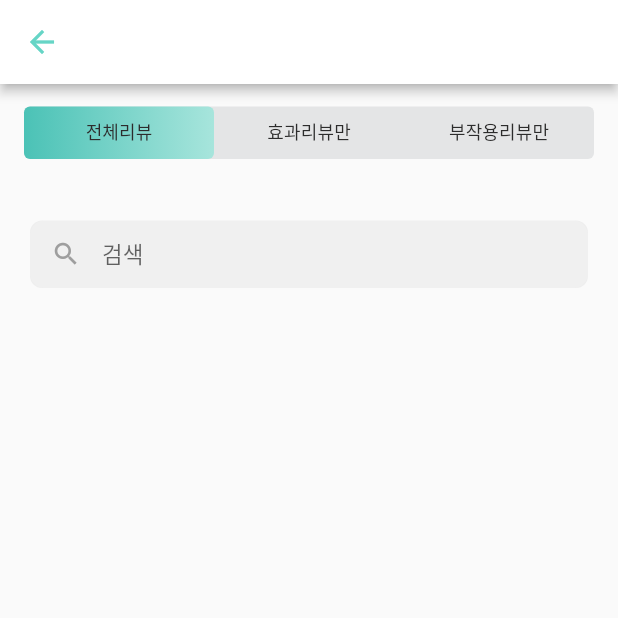
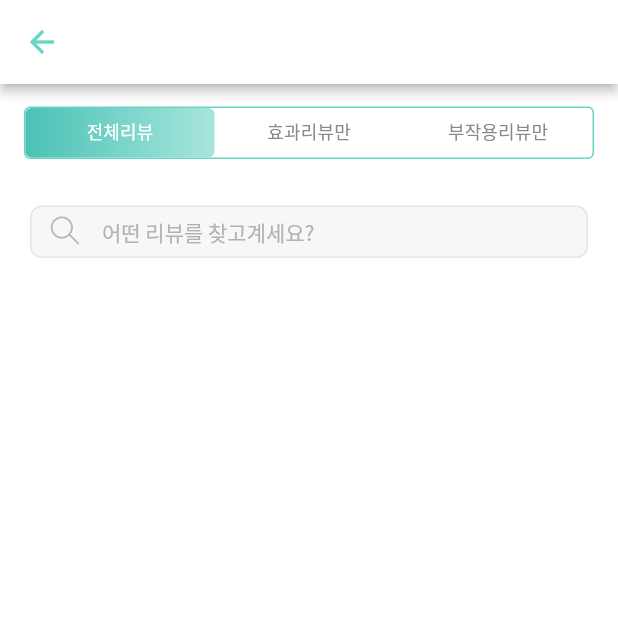
Before and after one commit to Semodrug/semo_ver2, a Flutter app: the AllReview screen opened directly with empty values, on a phone screen of 412 x 824 dp, the top half of it. Run offline on Flutter 3.47's test engine with Material 2 defaults, Android fonts, the phone set to English and light mode, and no system bars; our stand-ins replace cloud_firestore, firebase_auth, firebase_core, firebase_storage, fl_chart, flutter_datetime_picker and 8 more; missing offline and left inert: app_settings, dynamic_text_highlighting, firebase_ml_vision; accounts and stored records are empty.

Commit message:
[UPDATE] custom tap bar

```diff
--- a/lib/review/all_review.dart
+++ b/lib/review/all_review.dart
@@ -67,9 +67,8 @@ class _AllReveiewState extends State<AllReview> {
     return StreamProvider<List<Review>>.value(
       value: ReviewService().getReviews(widget.drugItemSeq),
       child: Scaffold(
-        appBar:
-        //_appbar(context),
-        CustomAppBarWithGoToBack(_shortenName(widget.itemName), Icon(Icons.arrow_back), 3),
+        appBar: CustomAppBarWithGoToBack(_shortenName(widget.itemName), Icon(Icons.arrow_back), 3),
+          backgroundColor: gray0_white,
 //      body: topOfReview(context),
         body: CustomScrollView(
           slivers: [
@@ -203,15 +202,20 @@ class _AllReveiewState extends State<AllReview> {
         child: Column(
           children: [
             Padding(
-              padding: const EdgeInsets.symmetric(vertical: 15.0, horizontal: 16),
+              padding: const EdgeInsets.fromLTRB(16,15,16,5),
               child: Container(
                 height: 35,
                 decoration: BoxDecoration(
-                  color: gray75,
+                  border: Border.all(
+                    color: primary300_main
+                  ),
+                  // color: gray75,
+                    color: gray0_white,
                   borderRadius: BorderRadius.all(Radius.circular(4))
                 ),
                 child: TabBar(
-                  unselectedLabelColor: Colors.redAccent,
+                  unselectedLabelColor: gray500,
+                  labelColor: gray0_white,
                   indicatorSize: TabBarIndicatorSize.tab,
                   indicator: BoxDecoration(
                       gradient: LinearGradient(
@@ -229,15 +233,24 @@ class _AllReveiewState extends State<AllReview> {
                       .caption
                       .copyWith( color: gray500),
                   tabs: [
+                    // Tab(
+                    //   child: Align(
+                    //     alignment: Alignment.center,
+                    //     child: Text("APPS"),
+                    //   ),
+                    // ),
                     Tab(child: Text('전체리뷰',
-                      style: Theme.of(context).textTheme.subtitle2
-                          .copyWith(color: gray750_activated, fontSize: 12))),
+                      // style: Theme.of(context).textTheme.subtitle2
+                      //     .copyWith(color: gray750_activated, fontSize: 12)
+                    )),
                     Tab(child: Text('효과리뷰만',
-                        style: Theme.of(context).textTheme.subtitle2
-                        .copyWith(color: gray750_activated, fontSize: 12))),
+                        // style: Theme.of(context).textTheme.subtitle2
+                        // .copyWith(color: gray750_activated, fontSize: 12)
+                    )),
                     Tab(child: Text('부작용리뷰만',
-                        style: Theme.of(context).textTheme.subtitle2
-                            .copyWith(color: gray750_activated, fontSize: 12))),
+                        // style: Theme.of(context).textTheme.subtitle2
+                        //     .copyWith(color: gray750_activated, fontSize: 12)
+                    )),
                   ],
                     // indicator: CustomTabIndicator()
                 ),
@@ -278,6 +291,7 @@ class _AllReveiewState extends State<AllReview> {
   Widget _underTab(String filter) {
     return Container(
         //key: _key1,
+      //TODO!!!!!!!!!!!!!
         height: 5000,
         //height: MediaQuery.of(context).size.height-500,
         child: Column(
@@ -305,10 +319,8 @@ class _AllReveiewState extends State<AllReview> {
                             Drug drug = snapshot.data;
                             return Text(
                                 "리뷰 " + drug.numOfReviews.toStringAsFixed(0) + "개",
-                                style: TextStyle(
-                                  fontSize: 16.5,
-                                  fontWeight: FontWeight.bold,
-                                ));
+                                style: Theme.of(context).textTheme.headline5.copyWith(color: gray750_activated,fontSize: 14)
+                            );
                           } else
                             return Container();
                         }),
@@ -333,18 +345,144 @@ class _AllReveiewState extends State<AllReview> {
         ));
   }
 
+//   Widget _searchBar() {
+//     return Padding(
+//       padding: const EdgeInsets.symmetric(horizontal: 20),
+//       child: Container(
+// //        width: 370,
+// //        width: MediaQuery.of(context).size.width*0.9,
+//         height: 45,
+//         margin: EdgeInsets.fromLTRB(0, 10, 0, 10),
+//         decoration: BoxDecoration(
+//           borderRadius: BorderRadius.all(Radius.circular(8.0)),
+//           color: Colors.grey[200],
+//         ),
+//         child: Row(
+//           children: [
+//             Expanded(
+//                 flex: 5,
+//                 child: TextField(
+//                   focusNode: focusNode,
+//                   style: TextStyle(fontSize: 15),
+// //                  autofocus: true,
+//                   controller: _filter,
+//                   decoration: InputDecoration(
+//                       fillColor: Colors.white12,
+//                       filled: true,
+//                       prefixIcon:  SizedBox(
+//                         height: 10,
+//                         width: 10,
+//                         child: Padding(
+//                           padding: const EdgeInsets.only(top:4.0, bottom: 4),
+//                           child: Image.asset('assets/icons/search_grey.png'),
+//                         ),
+//                       ),
+// //                      suffixIcon: focusNode.hasFocus
+// //                          ? IconButton(
+// //                        icon: Icon(Icons.cancel, size: 20),
+// //                        onPressed: () {
+// //                          setState(() {
+// //                            _filter.clear();
+// //                            _searchText = "";
+// //                          });
+// //                        },
+// //                      )
+// //                          : Container(),
+//                       hintText: '검색',
+//                       contentPadding: EdgeInsets.zero,
+//                       labelStyle: TextStyle(color: Colors.grey),
+//                       focusedBorder: OutlineInputBorder(
+//                           borderRadius: BorderRadius.all(Radius.circular(10)),
+//                           borderSide: BorderSide(color: Colors.transparent)),
+//                       enabledBorder: OutlineInputBorder(
+//                           borderRadius: BorderRadius.all(Radius.circular(10)),
+//                           borderSide: BorderSide(color: Colors.transparent)),
+//                       border: OutlineInputBorder(
+//                           borderRadius: BorderRadius.all(Radius.circular(10)),
+//                           borderSide: BorderSide(color: Colors.transparent))),
+//                 )),
+// //            focusNode.hasFocus
+// //                ? Expanded(
+// //              child: FlatButton(
+// //                child: Text(
+// //                  'clear',
+// //                  style: TextStyle(fontSize: 13),
+// //                ),
+// //                onPressed: () {
+// //                  setState(() {
+// //                    _filter.clear();
+// //                    _searchText = "";
+// //                    focusNode.unfocus();
+// //                  });
+// //                },
+// //              ),
+// //            )
+// //                : Expanded(
+// //              flex: 0,
+// //              child: Container(),
+// //            )
+//           ],
+//         ),
+//       ),
+//     );
+//   }
+
+
   Widget _searchBar() {
+    // return Center(
+    //   child: Column(
+    //     children: [
+    //       Container(
+    //         margin: EdgeInsets.fromLTRB(20, 12, 20, 0),
+    //         child: SizedBox(
+    //             height: 35,
+    //             child: FlatButton(
+    //               child: Row(
+    //                 mainAxisAlignment: MainAxisAlignment.start,
+    //                 children: [
+    //                   Icon(Icons.search, size: 20),
+    //                   Padding(
+    //                     padding:
+    //                     const EdgeInsets.symmetric(horizontal: 10.0),
+    //                     child: Text(
+    //                       "어떤 약정보를 찾고 계세요?",
+    //                       style: Theme.of(context).textTheme.bodyText2,
+    //                     ),
+    //                   ),
+    //                 ],
+    //               ),
+    //               // onPressed: () {
+    //               //   Navigator.push(
+    //               //       context,
+    //               //       MaterialPageRoute(
+    //               //           builder: (BuildContext context) =>
+    //               //               SearchHighlightingScreen(
+    //               //                   infoEE: infoEE,
+    //               //                   infoNB: infoNB,
+    //               //                   infoUD: infoUD,
+    //               //                   storage: storage,
+    //               //                   entp_name: entpName)));
+    //               // },
+    //               textColor: gray300_inactivated,
+    //               color: gray50,
+    //               shape: OutlineInputBorder(
+    //                   borderSide: BorderSide(
+    //                       style: BorderStyle.solid,
+    //                       width: 1.0,
+    //                       color: gray200),
+    //                   borderRadius: BorderRadius.circular(8.0)),
+    //             )),
+    //       ),
+    //       SizedBox(height: 10)
+    //     ],
+    //   ),
+    // );
+
     return Padding(
       padding: const EdgeInsets.symmetric(horizontal: 20),
       child: Container(
-//        width: 370,
-//        width: MediaQuery.of(context).size.width*0.9,
-        height: 45,
+        height: 35,
         margin: EdgeInsets.fromLTRB(0, 10, 0, 10),
-        decoration: BoxDecoration(
-          borderRadius: BorderRadius.all(Radius.circular(8.0)),
-          color: Colors.grey[200],
-        ),
         child: Row(
           children: [
             Expanded(
@@ -355,62 +493,46 @@ class _AllReveiewState extends State<AllReview> {
 //                  autofocus: true,
                   controller: _filter,
                   decoration: InputDecoration(
-                      fillColor: Colors.white12,
+                      fillColor: gray50,
                       filled: true,
-                      prefixIcon: Icon(
-                        Icons.search,
-                        color: Colors.grey,
-                        size: 20,
+                      prefixIcon:  SizedBox(
+                        height: 10,
+                        width: 10,
+                        child: Padding(
+                          padding: const EdgeInsets.only(top:4.0, bottom: 4),
+                          child: Image.asset('assets/icons/search_grey.png'),
+                        ),
                       ),
-//                      suffixIcon: focusNode.hasFocus
-//                          ? IconButton(
-//                        icon: Icon(Icons.cancel, size: 20),
-//                        onPressed: () {
-//                          setState(() {
-//                            _filter.clear();
-//                            _searchText = "";
-//                          });
-//                        },
-//                      )
-//                          : Container(),
-                      hintText: '검색',
+
+                      //     ImageIcon(
+                      //     AssetImage('assets/icons/search_grey.png'),
+                      // // color: primary400_line,
+                      //     ),
+                      hintText: '어떤 리뷰를 찾고계세요?',
+                      hintStyle: Theme.of(context).textTheme.bodyText2.copyWith(
+                        color: gray300_inactivated,
+                      ),
                       contentPadding: EdgeInsets.zero,
                       labelStyle: TextStyle(color: Colors.grey),
                       focusedBorder: OutlineInputBorder(
-                          borderRadius: BorderRadius.all(Radius.circular(10)),
-                          borderSide: BorderSide(color: Colors.transparent)),
+                          borderRadius: BorderRadius.all(Radius.circular(8)),
+                          borderSide: BorderSide(color: gray75)),
                       enabledBorder: OutlineInputBorder(
-                          borderRadius: BorderRadius.all(Radius.circular(10)),
-                          borderSide: BorderSide(color: Colors.transparent)),
+                          borderRadius: BorderRadius.all(Radius.circular(8)),
+                          borderSide: BorderSide(color: gray75)),
                       border: OutlineInputBorder(
-                          borderRadius: BorderRadius.all(Radius.circular(10)),
-                          borderSide: BorderSide(color: Colors.transparent))),
+                          borderSide: BorderSide(
+                              style: BorderStyle.solid,
+                              width: 1.0,
+                              color: gray75),
+                          borderRadius: BorderRadius.circular(8.0))),
                 )),
-//            focusNode.hasFocus
-//                ? Expanded(
-//              child: FlatButton(
-//                child: Text(
-//                  'clear',
-//                  style: TextStyle(fontSize: 13),
-//                ),
-//                onPressed: () {
-//                  setState(() {
-//                    _filter.clear();
-//                    _searchText = "";
-//                    focusNode.unfocus();
-//                  });
-//                },
-//              ),
-//            )
-//                : Expanded(
-//              flex: 0,
-//              child: Container(),
-//            )
           ],
         ),
       ),
     );
   }
+
 
 /*Widget _buildBody(BuildContext context) {
     // TODO: get actual snapshot from Cloud Firestore
--- a/lib/review/drug_info.dart
+++ b/lib/review/drug_info.dart
@@ -1091,11 +1091,19 @@ class _ReviewPageState extends State<ReviewPage> {
                   decoration: InputDecoration(
                       fillColor: gray50,
                       filled: true,
-                      prefixIcon: Icon(
-                        Icons.search,
-                        color: Colors.grey,
-                        size: 20,
+                      prefixIcon:  SizedBox(
+                        height: 10,
+                        width: 10,
+                        child: Padding(
+                          padding: const EdgeInsets.only(top:4.0, bottom: 4),
+                          child: Image.asset('assets/icons/search_grey.png'),
+                        ),
                       ),
+
+                  //     ImageIcon(
+                  //     AssetImage('assets/icons/search_grey.png'),
+                  // // color: primary400_line,
+                  //     ),
                       hintText: '어떤 리뷰를 찾고계세요?',
                       hintStyle: Theme.of(context).textTheme.bodyText2.copyWith(
                             color: gray300_inactivated,
--- a/lib/shared/customAppBar.dart
+++ b/lib/shared/customAppBar.dart
@@ -18,7 +18,8 @@ class CustomAppBarWithGoToBack extends StatelessWidget with PreferredSizeWidget
   @override
   Widget build(BuildContext context) {
     return AppBar(
-      title: Text(title, style: Theme.of(context).textTheme.headline5.copyWith(color: gray800),),
+      title: Text(title,
+        style: Theme.of(context).textTheme.headline5.copyWith(color: gray800),),
       elevation: elevation,
       titleSpacing: 0,
       backgroundColor: Colors.white,
```
